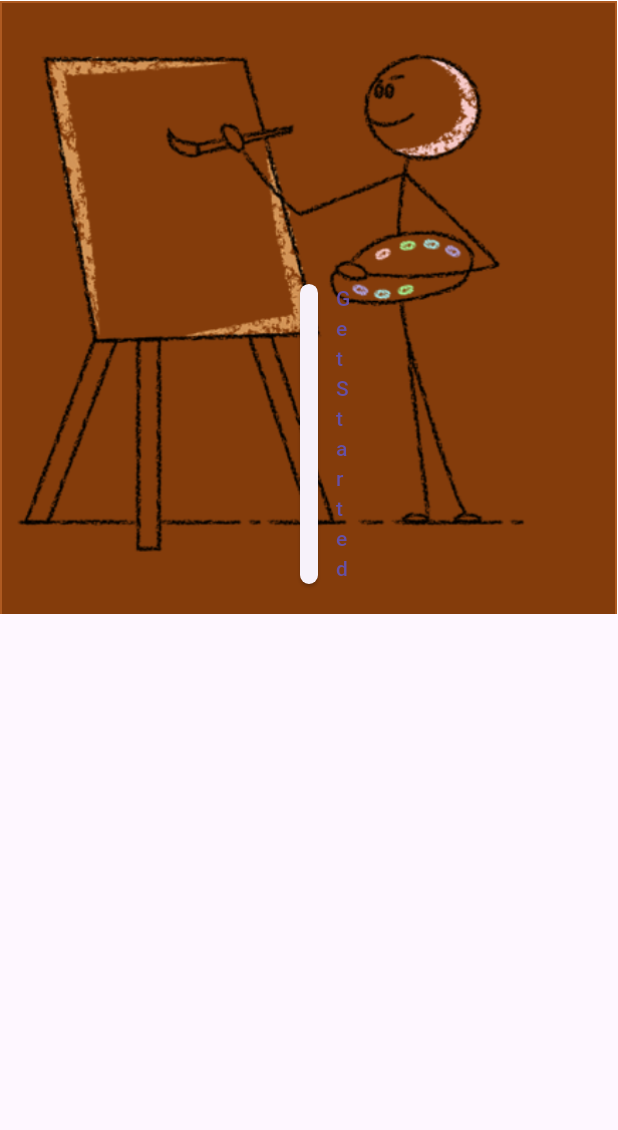
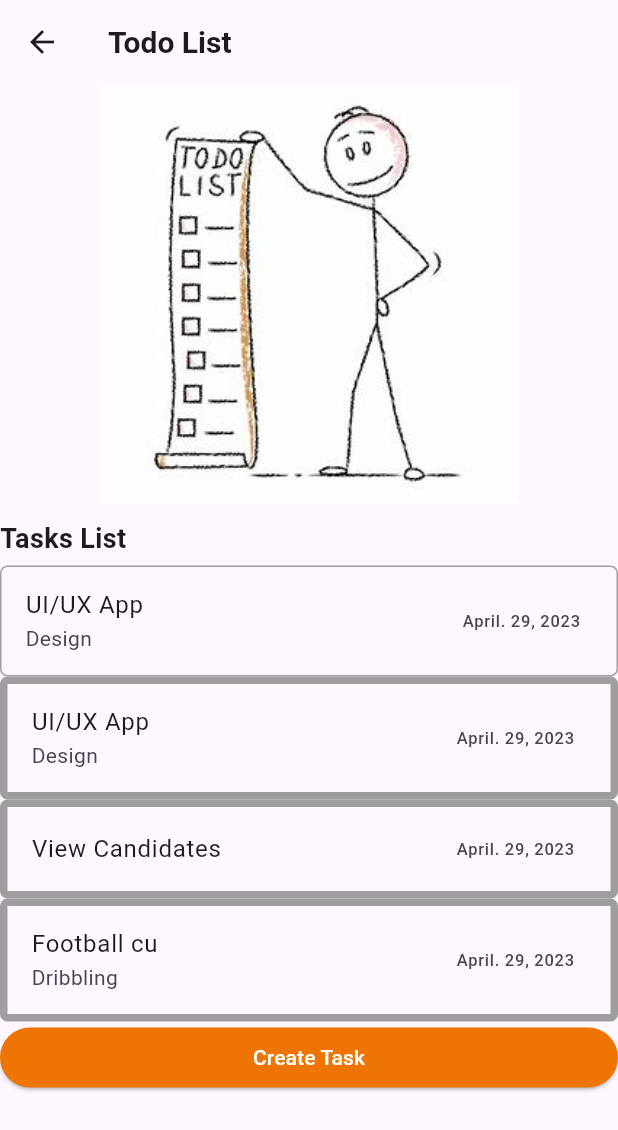
Before and after one commit to Arussa/gdsc_study_session_g3, a Flutter app: the screen it shows after launch, after a tap on "Get Started", on a phone screen of 412 x 824 dp. Shown: the top 1130 px of the screen. Run offline on Flutter 3.47's test engine with Material 3 defaults, Android fonts, the light colour scheme and no system bars; our stand-ins replace cached_network_image, equatable, flutter_bloc, google_fonts; missing offline and left inert: dart:html, dart:ui_web, flutter_web_browser.

Commit message:
navigation added

```diff
--- /dev/null
+++ b/lib/home.dart
@@ -0,0 +1,35 @@
+import 'package:flutter/material.dart';
+
+class MainPage extends StatelessWidget {
+  const MainPage({Key? key}) : super(key: key);
+
+  @override
+  Widget build(BuildContext context) {
+    return Scaffold(
+      body: Stack(
+        children: [
+          Container(
+            decoration: const BoxDecoration(
+              image: DecorationImage(
+                image: AssetImage("paintingstickman.png"),
+                fit: BoxFit.contain,
+              ),
+            ),
+          ),
+          Center(
+            child: Column(
+              mainAxisAlignment: MainAxisAlignment.center,
+              children: [
+                const Spacer(),
+                ElevatedButton(
+                  onPressed: () => Navigator.pushNamed(context, '/tasks'),
+                  child: const Text('Get Started'),
+                ),
+              ],
+            ),
+          ),
+        ],
+      ),
+    );
+  }
+}
--- a/lib/main.dart
+++ b/lib/main.dart
@@ -1,29 +1,25 @@
-// ignore_for_file: non_constant_identifier_names, prefer_typing_uninitialized_variables
+import 'package:flutter/material.dart';
+import 'createtask.dart';
+import 'taskdetail.dart';
+import 'tasklist.dart';
+import 'home.dart';
 
-import 'package:flutter/material.dart';
-import 'package:tskfour/splashpage.dart';
-// ignore: unused_import
-import 'package:tskfour/tasks.dart';
-
-void main() {
-  runApp(MyApp());
-}
+void main() => runApp(const MyApp());
 
 class MyApp extends StatelessWidget {
-  // ignore: prefer_const_constructors_in_immutables
-  MyApp({super.key});
+  const MyApp({Key? key}) : super(key: key);
 
   @override
   Widget build(BuildContext context) {
-    /* var someTodoList = <TodoItem>[
-      TodoItem(title: 'Task 1'),
-      TodoItem(title: 'Task 2'),
-    ];*/
-    return const MaterialApp(
-      home: SplashPage(),
+    return MaterialApp(
+      debugShowCheckedModeBanner: false,
+      title: 'My App',
+      initialRoute: '/',
       routes: {
-        // '/': (context) => const SplashPage(),
-        // '/tasks': (context) => Tasks(todoList: someTodoList),
+        '/': (context) => const MainPage(),
+        '/tasks': (context) => const TasksPage(),
+        '/create-task': (context) => const CreateTaskPage(),
+        '/task-detail': (context) => const TaskDetailPage(),
       },
     );
   }
--- a/lib/splashpage.dart
+++ /dev/null
@@ -1,80 +0,0 @@
-import 'package:flutter/material.dart';
-
-class SplashPage extends StatefulWidget {
-  const SplashPage({Key? key}) : super(key: key);
-
-  @override
-  // ignore: library_private_types_in_public_api
-  _SplashPageState createState() => _SplashPageState();
-}
-
-class _SplashPageState extends State<SplashPage>
-    with SingleTickerProviderStateMixin {
-  late AnimationController _animationController;
-  late Animation<double> _animation;
-  bool _isAnimating = false;
-
-  @override
-  void initState() {
-    super.initState();
-
-    _animationController = AnimationController(
-      duration: const Duration(seconds: 2),
-      vsync: this,
-    );
-
-    _animation =
-        Tween<double>(begin: 1.0, end: 0.0).animate(_animationController);
-  }
-
-  @override
-  void dispose() {
-    _animationController.dispose();
-    super.dispose();
-  }
-
-  void _startAnimation() {
-    setState(() {
-      _isAnimating = true;
-    });
-
-    _animationController.reset();
-    _animationController.forward();
-
-    Future.delayed(const Duration(seconds: 2), () {
-      setState(() {
-        _isAnimating = false;
-      });
-    });
-  }
-
-  @override
-  Widget build(BuildContext context) {
-    return Scaffold(
-      body: Stack(
-        children: [
-          AnimatedOpacity(
-            opacity: _isAnimating ? _animation.value : 1.0,
-            duration: const Duration(milliseconds: 500),
-            child: Image.asset(
-              'assets/paintingstickman.png',
-              fit: BoxFit.fill,
-            ),
-          ),
-          Positioned(
-            bottom: 20,
-            left: 200,
-            right: 200,
-            child: ElevatedButton(
-              onPressed: () {
-                _startAnimation();
-                Navigator.pushNamed(context, '/tasks');
-              },
-              child: const Text('Get Started'),
-            ),
-          ),
-        ],
-      ),
-    );
-  }
-}
--- /dev/null
+++ b/lib/tasklist.dart
@@ -0,0 +1,92 @@
+import 'package:flutter/material.dart';
+
+class TasksPage extends StatelessWidget {
+  const TasksPage({Key? key}) : super(key: key);
+
+  @override
+  Widget build(BuildContext context) {
+    return Scaffold(
+      appBar: AppBar(
+        title: const Text(
+          'Todo List',
+          style: TextStyle(fontSize: 20.0, fontWeight: FontWeight.bold),
+        ),
+      ),
+      body: Center(
+        child: ListView(
+          children: [
+            Image.asset(
+              'assets/stickmanholdingtodolist.jpeg',
+              width: 300,
+              height: 280,
+              fit: BoxFit.contain,
+            ),
+            const SizedBox(height: 10.0),
+            const Text(
+              'Tasks List',
+              style: TextStyle(fontSize: 18.0, fontWeight: FontWeight.bold),
+            ),
+            const SizedBox(height: 5.0),
+            ListTile(
+              title: const Text('UI/UX App'),
+              subtitle: const Text('Design'),
+              trailing: const Text('April. 29, 2023'),
+              shape: RoundedRectangleBorder(
+                borderRadius: BorderRadius.circular(5.0),
+                side: const BorderSide(
+                  color: Colors.grey,
+                  width: 1.0,
+                ),
+              ),
+            ),
+            ListTile(
+              title: const Text('UI/UX App'),
+              subtitle: const Text('Design'),
+              trailing: const Text('April. 29, 2023'),
+              shape: RoundedRectangleBorder(
+                borderRadius: BorderRadius.circular(5.0),
+                side: const BorderSide(
+                  color: Colors.grey,
+                  width: 5.0,
+                ),
+              ),
+            ),
+            ListTile(
+              title: const Text('View Candidates'),
+              trailing: const Text('April. 29, 2023'),
+              shape: RoundedRectangleBorder(
+                borderRadius: BorderRadius.circular(5.0),
+                side: const BorderSide(
+                  color: Colors.grey,
+                  width: 5.0,
+                ),
+              ),
+            ),
+            ListTile(
+              title: const Text('Football cu'),
+              subtitle: const Text('Dribbling'),
+              trailing: const Text('April. 29, 2023'),
+              shape: RoundedRectangleBorder(
+                borderRadius: BorderRadius.circular(5.0),
+                side: const BorderSide(
+                  color: Colors.grey,
+                  width: 5.0,
+                ),
+              ),
+            ),
+            ElevatedButton(
+              onPressed: () {
+                Navigator.pushNamed(context, '/create-task');
+              },
+              style: ElevatedButton.styleFrom(
+                backgroundColor: const Color.fromARGB(255, 238, 117, 4),
+                foregroundColor: Colors.white,
+              ),
+              child: const Text('Create Task'),
+            ),
+          ],
+        ),
+      ),
+    );
+  }
+}
--- a/lib/tasks.dart
+++ /dev/null
@@ -1,71 +0,0 @@
-import 'package:flutter/material.dart';
-
-class TodoItem {
-  String title;
-  bool isDone;
-  int date;
-  String description;
-
-  TodoItem({
-    required this.title,
-    this.isDone = false,
-    this.date = 0,
-    this.description = '',
-  });
-}
-
-class TaskWidget extends StatelessWidget {
-  final TodoItem todoItem;
-
-  const TaskWidget(this.todoItem, {super.key});
-
-  @override
-  Widget build(BuildContext context) {
-    return ListTile(
-      title: Text(todoItem.title),
-      subtitle: Text(todoItem.description),
-    );
-  }
-}
-
-class Tasks extends StatelessWidget {
-  final List<TodoItem> todoList;
-
-  const Tasks({super.key, required this.todoList});
-
-  @override
-  Widget build(BuildContext context) {
-    return Scaffold(
-      appBar: AppBar(
-        title: const Text('Todo List'),
-        leading: IconButton(
-          icon: const Icon(Icons.arrow_back_ios),
-          onPressed: () => Navigator.pop(context),
-        ),
-        actions: [
-          IconButton(
-            icon: const Icon(Icons.more_vert),
-            onPressed: () {},
-          ),
-        ],
-      ),
-      body: Column(
-        children: [
-          Image.asset('assets/stickmanholdingtodolist.jpeg'),
-          Expanded(
-            child: ListView.builder(
-              itemCount: todoList.length,
-              itemBuilder: (context, index) {
-                return TaskWidget(todoList[index]);
-              },
-            ),
-          ),
-          ElevatedButton(
-            onPressed: () => Navigator.pushNamed(context, '/createtask'),
-            child: const Text('Create Task'),
-          ),
-        ],
-      ),
-    );
-  }
-}
--- /dev/null
+++ b/lib/todolist.dart
@@ -0,0 +1,29 @@
+class TodoList {
+  List<TodoTask> tasks;
+
+  TodoList({required this.tasks});
+
+  void addTask(TodoTask task) {
+    tasks.add(task);
+  }
+
+  void deleteTask(TodoTask task) {
+    tasks.removeAt(task.index);
+  }
+
+  void editTask(TodoTask task) {}
+}
+
+class TodoTask {
+  int index;
+  String taskName;
+  String dueDate;
+  String description;
+
+  TodoTask({
+    required this.index,
+    required this.taskName,
+    required this.dueDate,
+    required this.description,
+  });
+}
--- a/pubspec.yaml
+++ b/pubspec.yaml
@@ -37,6 +37,7 @@ dependencies:
   # Use with the CupertinoIcons class for iOS style icons.
   cupertino_icons: ^1.0.2
   http: ^1.1.2
+  datetime_picker_formfield: ^2.0.1
 
 dev_dependencies:
   flutter_test:
```
Also changed, not shown: lib/createtask.dart (+112 -36 lines), lib/taskdetail.dart (+26 -27 lines), pubspec.lock, 1 other file.
